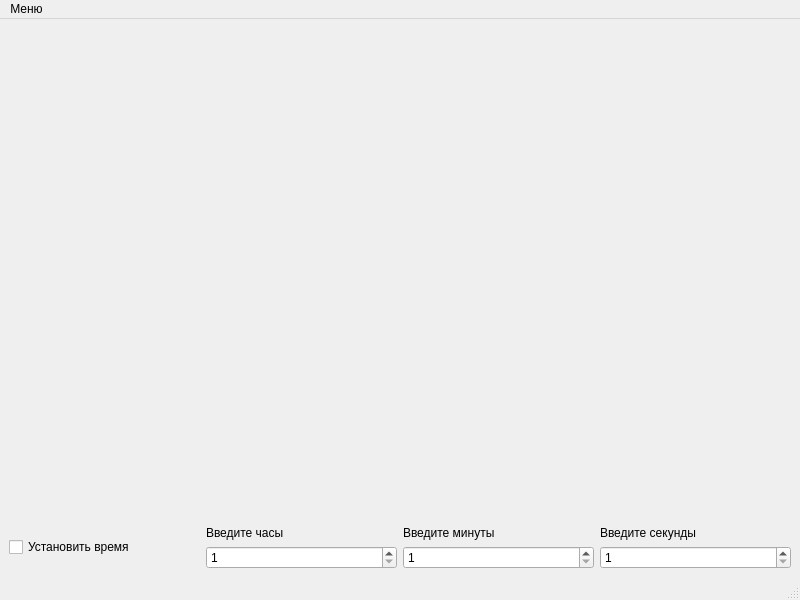
Above: arrowclock.ui from a-simanov/ArrowClock before the change. Below: the same form after it.
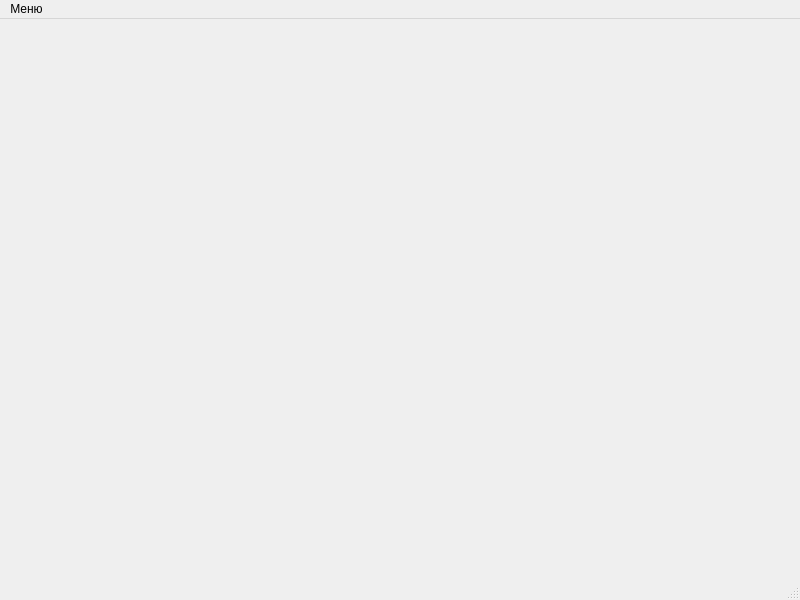
That is the form after the change.

Patch:
```diff
--- a/arrowclock.ui
+++ b/arrowclock.ui
@@ -17,6 +17,9 @@
    <layout class="QGridLayout" name="gridLayout">
     <item row="0" column="0">
      <spacer name="verticalSpacer">
+      <property name="orientation">
+       <enum>Qt::Vertical</enum>
+      </property>
       <property name="sizeHint" stdset="0">
        <size>
         <width>20</width>
@@ -25,80 +28,6 @@
       </property>
      </spacer>
     </item>
-    <item row="3" column="0">
-     <layout class="QHBoxLayout" name="horizontalLayout">
-      <item>
-       <widget class="QCheckBox" name="cb_set_time">
-        <property name="text">
-         <string>Установить время</string>
-        </property>
-       </widget>
-      </item>
-      <item>
-       <layout class="QVBoxLayout" name="verticalLayout">
-        <item>
-         <widget class="QLabel" name="lbl_h">
-          <property name="text">
-           <string>Введите часы</string>
-          </property>
-         </widget>
-        </item>
-        <item>
-         <widget class="QSpinBox" name="sb_hours">
-          <property name="minimum">
-           <number>1</number>
-          </property>
-          <property name="maximum">
-           <number>12</number>
-          </property>
-         </widget>
-        </item>
-       </layout>
-      </item>
-      <item>
-       <layout class="QVBoxLayout" name="verticalLayout_2">
-        <item>
-         <widget class="QLabel" name="lbl_m">
-          <property name="text">
-           <string>Введите минуты</string>
-          </property>
-         </widget>
-        </item>
-        <item>
-         <widget class="QSpinBox" name="sb_minutes">
-          <property name="minimum">
-           <number>1</number>
-          </property>
-          <property name="maximum">
-           <number>59</number>
-          </property>
-         </widget>
-        </item>
-       </layout>
-      </item>
-      <item>
-       <layout class="QVBoxLayout" name="verticalLayout_3">
-        <item>
-         <widget class="QLabel" name="lbl_s">
-          <property name="text">
-           <string>Введите секунды</string>
-          </property>
-         </widget>
-        </item>
-        <item>
-         <widget class="QSpinBox" name="sb_seconds">
-          <property name="minimum">
-           <number>1</number>
-          </property>
-          <property name="maximum">
-           <number>59</number>
-          </property>
-         </widget>
-        </item>
-       </layout>
-      </item>
-     </layout>
-    </item>
    </layout>
   </widget>
   <widget class="QStatusBar" name="statusbar"/>
```
Left out of the diff: 10 changed lines with no effect on the pictures.
